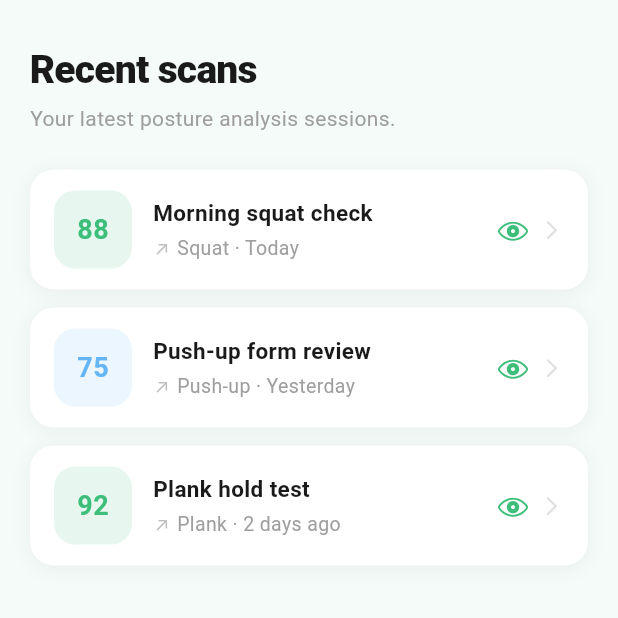
After one commit to poryasin/AngleSync_Frontend, a Flutter app: the HistoryScreen screen opened by its route, on a phone screen of 412 x 824 dp, the top half of it. The commit adds this screen. Run offline on Flutter 3.47's test engine with Material 3 defaults, Android fonts, the phone set to English and light mode, and no system bars; Roboto replaces fonts that are missing (SF Pro Display).

Commit message:
added history

```diff
--- a/anglesync/lib/src/core/router/app_router.dart
+++ b/anglesync/lib/src/core/router/app_router.dart
@@ -1,6 +1,8 @@
 import 'package:flutter/material.dart';
 import '../../features/navigation/presentation/main_shell.dart';
 import '../../features/scan/presentation/scan_screen.dart';
+import 'package:anglesync/src/features/history/presentation/history_screen.dart';
+
 
 
 class AppRouter {
@@ -8,6 +10,7 @@ class AppRouter {
   static const String home = '/';
   static const String scan = '/scan';
   static const String videoUpload = '/scan/upload';
+  static const String  history = '/history';
 
 
   static Route<dynamic> onGenerateRoute(RouteSettings settings) {
@@ -17,6 +20,9 @@ class AppRouter {
 
       case scan:
         return _buildRoute(const ScanScreen());
+
+      case history:
+      return _buildRoute(const HistoryScreen());
 
 
       default:
--- /dev/null
+++ b/anglesync/lib/src/features/history/domain/scan_history_item.dart
@@ -0,0 +1,13 @@
+class ScanHistoryItem {
+  final String title;
+  final String exercise;
+  final String time;
+  final int score;
+
+  const ScanHistoryItem({
+    required this.title,
+    required this.exercise,
+    required this.time,
+    required this.score,
+  });
+}
--- /dev/null
+++ b/anglesync/lib/src/features/history/presentation/history_screen.dart
@@ -0,0 +1,230 @@
+import 'package:flutter/cupertino.dart';
+import 'package:flutter/material.dart';
+import '../../../core/theme/app_theme.dart';
+import '../domain/scan_history_item.dart';
+
+class HistoryScreen extends StatelessWidget {
+  const HistoryScreen({super.key});
+
+  static const List<ScanHistoryItem> _mockScans = [
+    ScanHistoryItem(
+      title: 'Morning squat check',
+      exercise: 'Squat',
+      time: 'Today',
+      score: 88,
+    ),
+    ScanHistoryItem(
+      title: 'Push-up form review',
+      exercise: 'Push-up',
+      time: 'Yesterday',
+      score: 75,
+    ),
+    ScanHistoryItem(
+      title: 'Plank hold test',
+      exercise: 'Plank',
+      time: '2 days ago',
+      score: 92,
+    ),
+  ];
+
+  @override
+  Widget build(BuildContext context) {
+    return Scaffold(
+      backgroundColor: AppTheme.background,
+      body: SafeArea(
+        child: Column(
+          crossAxisAlignment: CrossAxisAlignment.start,
+          children: [
+            Expanded(
+              child: SingleChildScrollView(
+                physics: const AlwaysScrollableScrollPhysics(),
+                padding: const EdgeInsets.fromLTRB(20, 28, 20, 28),
+                child: Column(
+                  crossAxisAlignment: CrossAxisAlignment.start,
+                  children: [
+                    // Header
+                    const Text(
+                      'Recent scans',
+                      style: TextStyle(
+                        fontSize: 26,
+                        fontWeight: FontWeight.w800,
+                        color: AppTheme.textDark,
+                        letterSpacing: -0.5,
+                      ),
+                    ),
+                    const SizedBox(height: 4),
+                    Text(
+                      'Your latest posture analysis sessions.',
+                      style: TextStyle(
+                        fontSize: 14,
+                        color: Colors.grey.shade500,
+                      ),
+                    ),
+                    const SizedBox(height: 24),
+
+                    // Scan list
+                    ..._mockScans.map(
+                      (scan) => Padding(
+                        padding: const EdgeInsets.only(bottom: 12),
+                        child: _ScanHistoryCard(item: scan),
+                      ),
+                    ),
+                  ],
+                ),
+              ),
+            ),
+          ],
+        ),
+      ),
+    );
+  }
+}
+
+// App Bar
+class _HistoryAppBar extends StatelessWidget {
+  const _HistoryAppBar();
+
+  @override
+  Widget build(BuildContext context) {
+    return Padding(
+      padding: const EdgeInsets.fromLTRB(16, 12, 16, 12),
+      child: Row(
+        children: [
+          GestureDetector(
+            onTap: () => Navigator.pop(context),
+            child: Container(
+              width: 38,
+              height: 38,
+              decoration: BoxDecoration(
+                color: Colors.grey.shade100,
+                shape: BoxShape.circle,
+              ),
+              child: const Icon(
+                CupertinoIcons.arrow_left,
+                size: 18,
+                color: AppTheme.textDark,
+              ),
+            ),
+          ),
+          const SizedBox(width: 12),
+          const Text(
+            'History',
+            style: TextStyle(
+              fontSize: 18,
+              fontWeight: FontWeight.w700,
+              color: AppTheme.textDark,
+              letterSpacing: -0.3,
+            ),
+          ),
+        ],
+      ),
+    );
+  }
+}
+
+// Scan History Card
+class _ScanHistoryCard extends StatelessWidget {
+  final ScanHistoryItem item;
+
+  const _ScanHistoryCard({required this.item});
+
+  Color get _scoreColor {
+    if (item.score >= 85) return AppTheme.green;
+    if (item.score >= 70) return Colors.blue.shade300;
+    return Colors.orange;
+  }
+
+  @override
+  Widget build(BuildContext context) {
+    return Container(
+      padding: const EdgeInsets.symmetric(horizontal: 16, vertical: 14),
+      decoration: BoxDecoration(
+        color: Colors.white,
+        borderRadius: BorderRadius.circular(16),
+        boxShadow: [
+          BoxShadow(
+            color: Colors.black.withOpacity(0.05),
+            blurRadius: 10,
+            offset: const Offset(0, 2),
+          ),
+        ],
+      ),
+      child: Row(
+        children: [
+          // Score badge
+          Container(
+            width: 52,
+            height: 52,
+            decoration: BoxDecoration(
+              color: _scoreColor.withOpacity(0.12),
+              borderRadius: BorderRadius.circular(14),
+            ),
+            child: Center(
+              child: Text(
+                '${item.score}',
+                style: TextStyle(
+                  fontSize: 18,
+                  fontWeight: FontWeight.w700,
+                  color: _scoreColor,
+                ),
+              ),
+            ),
+          ),
+          const SizedBox(width: 14),
+
+          // Info
+          Expanded(
+            child: Column(
+              crossAxisAlignment: CrossAxisAlignment.start,
+              children: [
+                Text(
+                  item.title,
+                  style: const TextStyle(
+                    fontSize: 15,
+                    fontWeight: FontWeight.w600,
+                    color: AppTheme.textDark,
+                  ),
+                ),
+                const SizedBox(height: 4),
+                Row(
+                  children: [
+                    Icon(
+                      CupertinoIcons.arrow_up_right,
+                      size: 12,
+                      color: Colors.grey.shade400,
+                    ),
+                    const SizedBox(width: 4),
+                    Text(
+                      '${item.exercise} · ${item.time}',
+                      style: TextStyle(
+                        fontSize: 13,
+                        color: Colors.grey.shade500,
+                      ),
+                    ),
+                  ],
+                ),
+              ],
+            ),
+          ),
+
+          // Eye + Arrow icons
+          Row(
+            children: [
+              Icon(
+                CupertinoIcons.eye,
+                size: 20,
+                color: AppTheme.green,
+              ),
+              const SizedBox(width: 8),
+              Icon(
+                CupertinoIcons.chevron_right,
+                size: 16,
+                color: Colors.grey.shade300,
+              ),
+            ],
+          ),
+        ],
+      ),
+    );
+  }
+}
--- a/anglesync/lib/src/features/navigation/presentation/main_shell.dart
+++ b/anglesync/lib/src/features/navigation/presentation/main_shell.dart
@@ -3,6 +3,8 @@ import 'package:flutter/material.dart';
 import '../../../core/theme/app_theme.dart';
 import '../../../core/router/app_router.dart';
 import '../../navigation/presentation/home_screen.dart';
+import '../../history/presentation/history_screen.dart';
+
 class MainShell extends StatefulWidget {
   const MainShell({super.key});
 
@@ -11,25 +13,29 @@ class MainShell extends StatefulWidget {
 }
 
 class _MainShellState extends State<MainShell> {
-  int _currentIndex = 0;
+  int _selectedNavIndex = 0;
 
   final List<Widget> _pages = const [
     HomeScreen(),
+    HistoryScreen(),
   ];
+
+  int get _pageIndex => _selectedNavIndex == 2 ? 1 : 0;
 
   @override
   Widget build(BuildContext context) {
     return Scaffold(
       backgroundColor: AppTheme.background,
-      body: _pages[_currentIndex],
+      body: _pages[_pageIndex],
       bottomNavigationBar: _BottomNavBar(
-        currentIndex: _currentIndex,
+        currentIndex: _selectedNavIndex,
         onTap: (index) {
           if (index == 1) {
+            // Scan เป็น push route ไม่ใช่ tab
             Navigator.pushNamed(context, AppRouter.scan);
             return;
           }
-          setState(() => _currentIndex = index == 0 ? 0 : 1);
+          setState(() => _selectedNavIndex = index);
         },
       ),
     );
@@ -74,8 +80,8 @@ class _BottomNavBar extends StatelessWidget {
                 onTap: () => onTap(1),
               ),
               _NavItem(
-                icon: CupertinoIcons.square_grid_2x2_fill,
-                outlineIcon: CupertinoIcons.square_grid_2x2,
+                icon: CupertinoIcons.clock_fill,
+                outlineIcon: CupertinoIcons.clock,
                 label: 'History',
                 selected: currentIndex == 2,
                 onTap: () => onTap(2),
```
